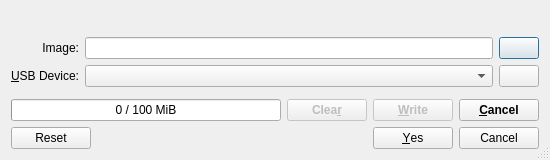
First picture: the form in imagewriter/maindialog.ui, repository KDE/isoimagewriter, before the edit.
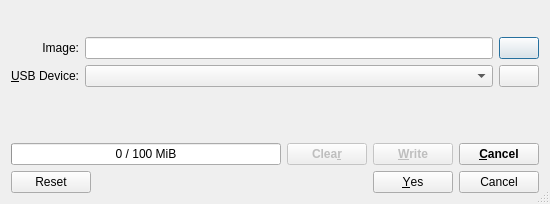
Second picture: the form after the edit.

Commit message: porting to QButtonBox

```diff
--- a/imagewriter/maindialog.ui
+++ b/imagewriter/maindialog.ui
@@ -7,7 +7,7 @@
     <x>0</x>
     <y>0</y>
     <width>550</width>
-    <height>160</height>
+    <height>204</height>
    </rect>
   </property>
   <property name="sizePolicy">
```
The commit also changes 2 other files.
